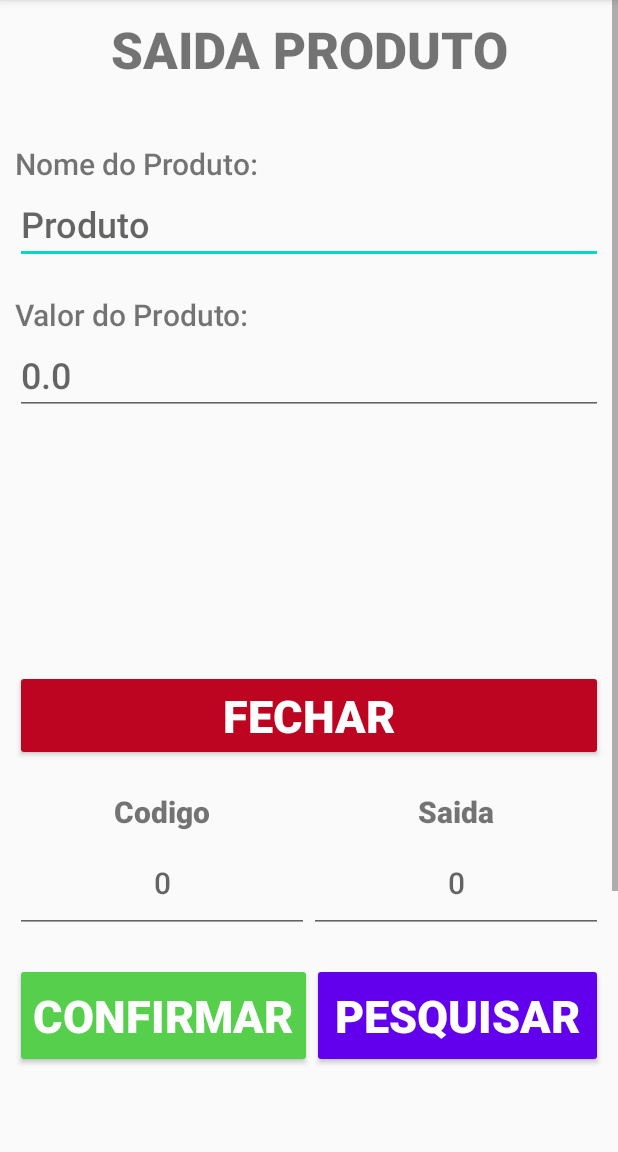
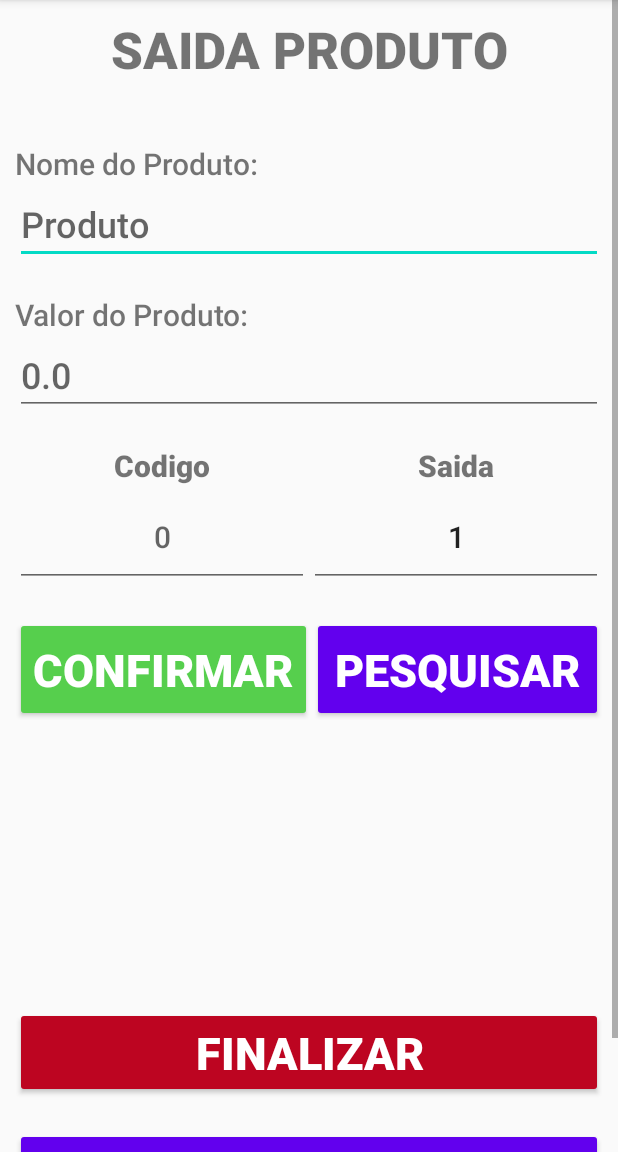
Before and after one commit to CarlosEduardoCampos/Android_App_Estoque, an Android app: the TelaSaida screen opened directly, with no data from a screen before it, on a phone screen of 412 x 824 dp, the part 84-1236 px from its top. Run offline under Robolectric (Android 15) with nearby library versions, the phone set to English and light mode, and no system bars.

Commit message:
Finaliza a criação da tela de saida

```diff
--- a/app/src/main/java/com/example/meuestoque/MainActivity.java
+++ b/app/src/main/java/com/example/meuestoque/MainActivity.java
@@ -93,7 +93,7 @@
             }
         }
         else{
-            CxMsg.erroHumano(this, "O campo deve ser preenchido");
+            CxMsg.erroHumano(this, "O campo deve estar preenchido");
             atualizarListaProdutos(lista_produtos);
         }
         if(!itens.isEmpty()){
@@ -132,8 +132,8 @@
     public void abrirTelaSaida(View v)
     {
         Toast.makeText(this, "Abrir nova tela", Toast.LENGTH_SHORT).show();
-        Intent it_TelaCriar = new Intent(this, TelaCriar.class);
-        startActivity(it_TelaCriar);
+        Intent it_TelaSaida = new Intent(this, TelaSaida.class);
+        startActivity(it_TelaSaida);
         this.finish();
     }
     public void abrirTelaEditar(Integer position, ArrayList<Produtos> lista_produtos){
--- a/app/src/main/java/com/example/meuestoque/TelaEditar.java
+++ b/app/src/main/java/com/example/meuestoque/TelaEditar.java
@@ -31,8 +31,8 @@
             produto.setQuantidadeMinima(extras.getInt("minimo"));
         }
 
-        et_nome = findViewById(R.id.et_edit_nomeProduto);
-        et_valor = findViewById(R.id.et_edit_valorProduto);
+        et_nome = findViewById(R.id.et_saida_nomeProduto);
+        et_valor = findViewById(R.id.et_saida_valorProduto);
         et_quantidadeTotoal = findViewById(R.id.et_edit_totalProduto);
         et_quantidademinima = findViewById(R.id.et_edit_minimProduto);
 
@@ -66,7 +66,7 @@
         sairTela();
     }
 
-    public boolean campoVazio(){
+    private boolean campoVazio(){
         if(et_nome.getText().toString().equals("")){return true;}
         else if (et_valor.getText().toString().equals("")) {return true;}
         else if (et_quantidadeTotoal.getText().toString().equals("")) {return true;}
--- a/app/src/main/java/com/example/meuestoque/models/Produtos.java
+++ b/app/src/main/java/com/example/meuestoque/models/Produtos.java
@@ -103,7 +103,7 @@
     public void inserir()
     {
         // Verifica se todos os campos estão preenchidos
-        if (nomeProduto.equals("") || valorProduto == 0) {
+        if (nomeProduto.equals("")) {
             CxMsg.erroHumano(activity, "Não e possivel realizar cadastro com capos vazios");
             return;
         }
--- a/app/src/main/res/layout/activity_main.xml
+++ b/app/src/main/res/layout/activity_main.xml
@@ -32,7 +32,7 @@
             android:layout_height="70dp"
             android:layout_marginBottom="40dp"
             android:backgroundTint="@color/purple_500"
-            android:onClick="abrirTelaCriar"
+            android:onClick="abrirTelaSaida"
             android:text="@string/btn_sair"
             android:textColor="#FFFFFF"
             android:textSize="30sp"
--- a/app/src/main/res/layout/activity_tela_criar.xml
+++ b/app/src/main/res/layout/activity_tela_criar.xml
@@ -35,7 +35,7 @@
                 android:textSize="20sp" />
 
             <EditText
-                android:id="@+id/et_edit_nomeProduto"
+                android:id="@+id/et_saida_nomeProduto"
                 android:layout_width="match_parent"
                 android:layout_height="wrap_content"
                 android:layout_marginBottom="20dp"
@@ -55,7 +55,7 @@
                 android:textSize="20sp" />
 
             <EditText
-                android:id="@+id/et_edit_valorProduto"
+                android:id="@+id/et_saida_valorProduto"
                 android:layout_width="match_parent"
                 android:layout_height="wrap_content"
                 android:layout_marginBottom="20dp"
--- a/app/src/main/res/layout/activity_tela_editar.xml
+++ b/app/src/main/res/layout/activity_tela_editar.xml
@@ -35,7 +35,7 @@
                 android:layout_width="match_parent"/>
 
             <EditText
-                android:id="@+id/et_edit_nomeProduto"
+                android:id="@+id/et_saida_nomeProduto"
                 android:layout_width="match_parent"
                 android:layout_height="wrap_content"
                 android:layout_marginBottom="20dp"
@@ -55,7 +55,7 @@
                 android:textSize="20sp" />
 
             <EditText
-                android:id="@+id/et_edit_valorProduto"
+                android:id="@+id/et_saida_valorProduto"
                 android:layout_width="match_parent"
                 android:layout_height="wrap_content"
                 android:layout_marginBottom="20dp"
--- a/app/src/main/res/layout/activity_tela_saida.xml
+++ b/app/src/main/res/layout/activity_tela_saida.xml
@@ -36,7 +36,7 @@
                 android:textSize="20sp" />
 
             <EditText
-                android:id="@+id/et_edit_nomeProduto"
+                android:id="@+id/et_saida_nomeProduto"
                 android:layout_width="match_parent"
                 android:layout_height="wrap_content"
                 android:layout_marginBottom="20dp"
@@ -56,7 +56,7 @@
                 android:textSize="20sp" />
 
             <EditText
-                android:id="@+id/et_edit_valorProduto"
+                android:id="@+id/et_saida_valorProduto"
                 android:layout_width="match_parent"
                 android:layout_height="wrap_content"
                 android:layout_marginBottom="20dp"
@@ -70,7 +70,9 @@
             <ListView
                 android:id="@+id/lista_pesquisar"
                 android:layout_width="match_parent"
-                android:layout_height="150dp" />
+                android:layout_height="150dp"
+                android:nestedScrollingEnabled="true"
+                android:visibility="gone" />
 
             <Button
                 android:id="@+id/btn_fechar"
@@ -78,11 +80,13 @@
                 android:layout_height="match_parent"
                 android:layout_marginBottom="20dp"
                 android:backgroundTint="#BD0521"
-                android:onClick="deletarProduto"
+                android:onClick="fecharListaBusca"
                 android:text="@string/btn_fechar"
                 android:textColor="#FFFFFF"
                 android:textSize="30sp"
-                android:textStyle="bold" />
+                android:textStyle="bold"
+                android:visibility="gone"
+                tools:visibility="gone" />
 
             <LinearLayout
                 android:layout_width="match_parent"
@@ -119,7 +123,7 @@
                 android:orientation="horizontal">
 
                 <EditText
-                    android:id="@+id/et_codigo"
+                    android:id="@+id/et_saida_codigo"
                     android:layout_width="wrap_content"
                     android:layout_height="wrap_content"
                     android:layout_weight="1"
@@ -133,7 +137,7 @@
                     android:textSize="20sp" />
 
                 <EditText
-                    android:id="@+id/et_saida"
+                    android:id="@+id/et_saida_saida"
                     android:layout_width="wrap_content"
                     android:layout_height="wrap_content"
                     android:layout_weight="1"
@@ -158,6 +162,7 @@
                     android:layout_height="70dp"
                     android:layout_marginBottom="20dp"
                     android:backgroundTint="#56CF4D"
+                    android:onClick="confirmarProduto"
                     android:text="@string/btn_confirmar"
                     android:textColor="#FFFFFF"
                     android:textSize="30sp"
@@ -169,7 +174,7 @@
                     android:layout_height="70dp"
                     android:layout_marginBottom="20dp"
                     android:backgroundTint="@color/purple_500"
-                    android:onClick="voltaTela"
+                    android:onClick="buscarProduto"
                     android:text="@string/btn_pesquisar"
                     android:textColor="#FFFFFF"
                     android:textSize="30sp"
@@ -177,9 +182,10 @@
             </LinearLayout>
 
             <ListView
+                android:id="@+id/lista_saida"
                 android:layout_width="match_parent"
                 android:layout_height="150dp"
-                android:layout_marginBottom="20dp" >
+                android:layout_marginBottom="20dp">
 
             </ListView>
 
@@ -189,8 +195,20 @@
                 android:layout_height="match_parent"
                 android:layout_marginBottom="20dp"
                 android:backgroundTint="#BD0521"
-                android:onClick="deletarProduto"
+                android:onClick="finalizar"
                 android:text="@string/btn_finalizar"
+                android:textColor="#FFFFFF"
+                android:textSize="30sp"
+                android:textStyle="bold" />
+
+            <Button
+                android:id="@+id/btn_voltar2"
+                android:layout_width="match_parent"
+                android:layout_height="70dp"
+                android:layout_marginBottom="20dp"
+                android:backgroundTint="@color/purple_500"
+                android:onClick="voltaTela"
+                android:text="@string/btn_voltar"
                 android:textColor="#FFFFFF"
                 android:textSize="30sp"
                 android:textStyle="bold" />
```
Also changed, not shown: app/src/main/java/com/example/meuestoque/TelaCriar.java (+3 -4 lines), app/src/main/java/com/example/meuestoque/TelaSaida.java (+272 -0 lines).
